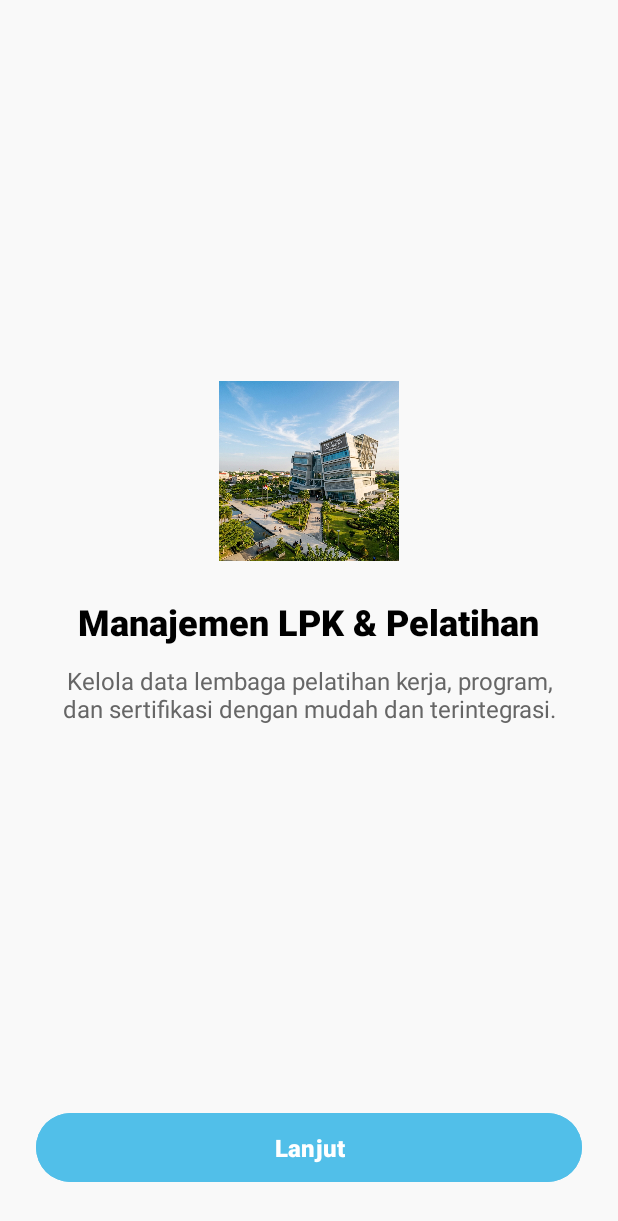
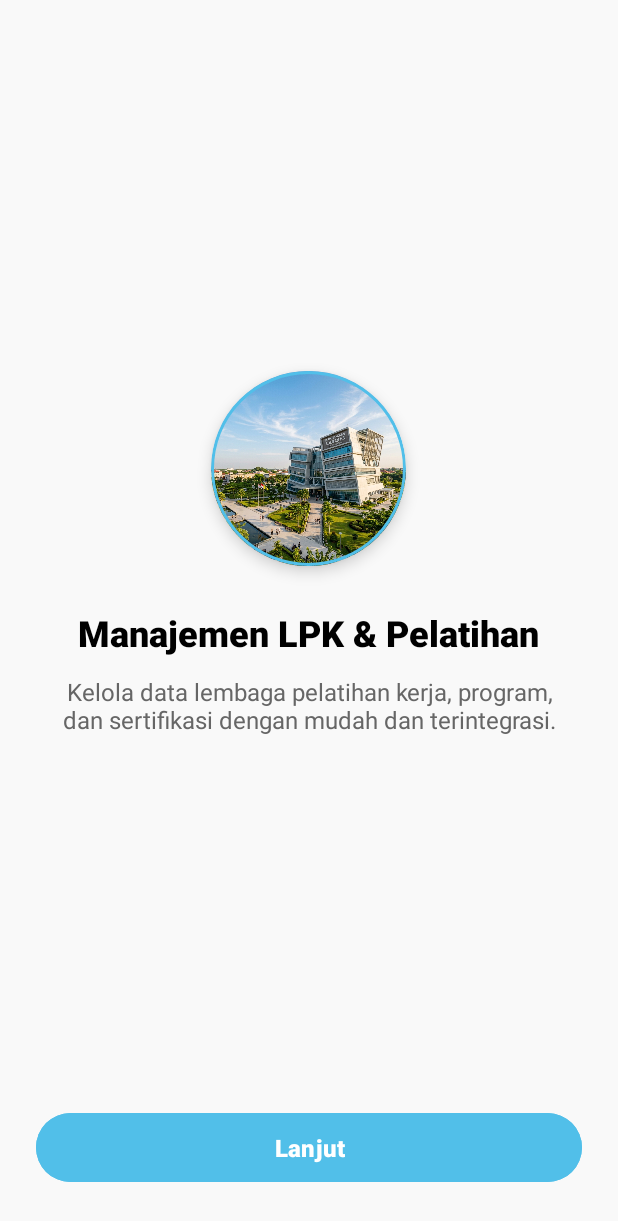
Before and after one commit to RZchive/OBT-Scones, an Android app: the screen it shows after launch (OnboardingActivity), after a tap on "Lanjut", on a phone screen of 412 x 824 dp. Shown: the top 1221 px of the screen. Run offline under Robolectric (Android 15) with nearby library versions, the phone set to English and light mode, and no system bars.

Commit message:
Grid Dan Perbaikan UI

```diff
--- a/app/src/main/res/layout/fragment_onboarding_2.xml
+++ b/app/src/main/res/layout/fragment_onboarding_2.xml
@@ -1,34 +1,46 @@
 <?xml version="1.0" encoding="utf-8"?>
 <LinearLayout xmlns:android="http://schemas.android.com/apk/res/android"
+    xmlns:app="http://schemas.android.com/apk/res-auto"
     android:layout_width="match_parent"
     android:layout_height="match_parent"
     android:gravity="center"
     android:orientation="vertical"
     android:padding="32dp">
 
-    <ImageView
-        android:layout_width="120dp"
-        android:layout_height="120dp"
-        android:contentDescription="Onboard 2"
-        android:src="@drawable/riaubg" />
+    <com.google.android.material.card.MaterialCardView
+        android:layout_width="130dp"
+        android:layout_height="130dp"
+        app:cardBackgroundColor="@color/app_surface"
+        app:cardCornerRadius="65dp"
+        app:cardElevation="6dp"
+        app:strokeColor="@color/primary_sky_blue"
+        app:strokeWidth="2dp">
+
+        <ImageView
+            android:layout_width="match_parent"
+            android:layout_height="match_parent"
+            android:contentDescription="Onboard 2"
+            android:scaleType="centerCrop"
+            android:src="@drawable/riaubg" />
+    </com.google.android.material.card.MaterialCardView>
 
     <TextView
         android:layout_width="wrap_content"
         android:layout_height="wrap_content"
-        android:layout_marginTop="24dp"
+        android:layout_marginTop="28dp"
         android:fontFamily="sans-serif-black"
         android:text="Manajemen LPK &amp; Pelatihan"
+        android:textAlignment="center"
         android:textColor="@color/app_text_primary"
-        android:textSize="24sp"
-        android:textAlignment="center" />
+        android:textSize="24sp" />
 
     <TextView
         android:layout_width="wrap_content"
         android:layout_height="wrap_content"
         android:layout_marginTop="12dp"
         android:text="Kelola data lembaga pelatihan kerja, program, dan sertifikasi dengan mudah dan terintegrasi."
+        android:textAlignment="center"
         android:textColor="@color/app_text_secondary"
-        android:textSize="16sp"
-        android:textAlignment="center" />
+        android:textSize="16sp" />
 
 </LinearLayout>
```
Also changed, not shown: app/src/main/res/layout/activity_splash.xml (+26 -2 lines), app/src/main/res/layout/fragment_onboarding_1.xml (+22 -10 lines), app/src/main/res/layout/fragment_onboarding_3.xml (+22 -10 lines), app/src/main/res/drawable/disnaker_change.jpg (added).
